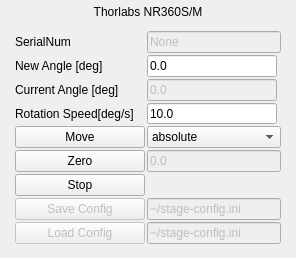
Qt form nplab/instrument/stage/thorlabs_nr360sm.ui (nanophotonics/nplab) before a commit.
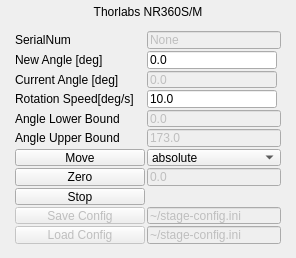
The same form after that commit.

Commit message: DLS - series of measurements with different system configurations, from single JSON config file. Basic version working

What changed in the file:
```diff
--- a/nplab/instrument/stage/thorlabs_nr360sm.ui
+++ b/nplab/instrument/stage/thorlabs_nr360sm.ui
@@ -65,27 +65,7 @@
      <property name="bottomMargin">
       <number>10</number>
      </property>
-     <item row="6" column="1">
-      <widget class="QLineEdit" name="zero_pos_textbox">
-       <property name="enabled">
-        <bool>false</bool>
-       </property>
-       <property name="text">
-        <string>0.0</string>
-       </property>
-      </widget>
-     </item>
-     <item row="10" column="1">
-      <widget class="QLineEdit" name="save_config_textbox">
-       <property name="enabled">
-        <bool>false</bool>
-       </property>
-       <property name="text">
-        <string>~/stage-config.ini</string>
-       </property>
-      </widget>
-     </item>
-     <item row="10" column="0">
+     <item row="12" column="0">
       <widget class="QPushButton" name="save_config_button">
        <property name="enabled">
         <bool>false</bool>
@@ -95,7 +75,27 @@
        </property>
       </widget>
      </item>
-     <item row="11" column="1">
+     <item row="8" column="1">
+      <widget class="QLineEdit" name="zero_pos_textbox">
+       <property name="enabled">
+        <bool>false</bool>
+       </property>
+       <property name="text">
+        <string>0.0</string>
+       </property>
+      </widget>
+     </item>
+     <item row="12" column="1">
+      <widget class="QLineEdit" name="save_config_textbox">
+       <property name="enabled">
+        <bool>false</bool>
+       </property>
+       <property name="text">
+        <string>~/stage-config.ini</string>
+       </property>
+      </widget>
+     </item>
+     <item row="13" column="1">
       <widget class="QLineEdit" name="load_config_textbox">
        <property name="enabled">
         <bool>false</bool>
@@ -105,19 +105,6 @@
        </property>
       </widget>
      </item>
-     <item row="4" column="0">
-      <widget class="QLabel" name="label_8">
-       <property name="minimumSize">
-        <size>
-         <width>50</width>
-         <height>0</height>
-        </size>
-       </property>
-       <property name="text">
-        <string>Rotation Speed[deg/s]</string>
-       </property>
-      </widget>
-     </item>
      <item row="3" column="0">
       <widget class="QLabel" name="label_7">
        <property name="minimumSize">
@@ -159,6 +146,19 @@
        </property>
       </widget>
      </item>
+     <item row="4" column="0">
+      <widget class="QLabel" name="label_8">
+       <property name="minimumSize">
+        <size>
+         <width>50</width>
+         <height>0</height>
+        </size>
+       </property>
+       <property name="text">
+        <string>Rotation Speed[deg/s]</string>
+       </property>
+      </widget>
+     </item>
      <item row="2" column="0">
       <widget class="QLabel" name="label_6">
        <property name="minimumSize">
@@ -172,37 +172,6 @@
        </property>
       </widget>
      </item>
-     <item row="2" column="1">
-      <widget class="QLineEdit" name="new_angle_textbox">
-       <property name="sizePolicy">
-        <sizepolicy hsizetype="Expanding" vsizetype="Fixed">
-         <horstretch>2</horstretch>
-         <verstretch>0</verstretch>
-        </sizepolicy>
-       </property>
-       <property name="minimumSize">
-        <size>
-         <width>130</width>
-         <height>0</height>
-        </size>
-       </property>
-       <property name="maximumSize">
-        <size>
-         <width>80</width>
-         <height>16777215</height>
-        </size>
-       </property>
-       <property name="sizeIncrement">
-        <size>
-         <width>5</width>
-         <height>5</height>
-        </size>
-       </property>
-       <property name="text">
-        <string>0.0</string>
-       </property>
-      </widget>
-     </item>
      <item row="0" column="0">
       <widget class="QLabel" name="label_2">
        <property name="text">
@@ -220,7 +189,7 @@
        </property>
       </widget>
      </item>
-     <item row="11" column="0">
+     <item row="13" column="0">
       <widget class="QPushButton" name="load_config_button">
        <property name="enabled">
         <bool>false</bool>
@@ -261,14 +230,59 @@
        </property>
       </widget>
      </item>
-     <item row="6" column="0">
+     <item row="2" column="1">
+      <widget class="QLineEdit" name="new_angle_textbox">
+       <property name="sizePolicy">
+        <sizepolicy hsizetype="Expanding" vsizetype="Fixed">
+         <horstretch>2</horstretch>
+         <verstretch>0</verstretch>
+        </sizepolicy>
+       </property>
+       <property name="minimumSize">
+        <size>
+         <width>130</width>
+         <height>0</height>
+        </size>
+       </property>
+       <property name="maximumSize">
+        <size>
+         <width>80</width>
+         <height>16777215</height>
+        </size>
+       </property>
+       <property name="sizeIncrement">
+        <size>
+         <width>5</width>
+         <height>5</height>
+        </size>
+       </property>
+       <property name="text">
+        <string>0.0</string>
+       </property>
+      </widget>
+     </item>
+     <item row="7" column="1">
+      <widget class="QComboBox" name="move_combo_box">
+       <item>
+        <property name="text">
+         <string>absolute</string>
+        </property>
+       </item>
+       <item>
+        <property name="text">
+         <string>relative</string>
+        </property>
+       </item>
+      </widget>
+     </item>
+     <item row="8" column="0">
       <widget class="QPushButton" name="zero_button">
        <property name="text">
         <string>Zero</string>
        </property>
       </widget>
      </item>
-     <item row="5" column="0">
+     <item row="7" column="0">
       <widget class="QPushButton" name="move_button">
        <property name="sizePolicy">
         <sizepolicy hsizetype="Fixed" vsizetype="Fixed">
@@ -293,27 +307,47 @@
        </property>
       </widget>
      </item>
-     <item row="5" column="1">
-      <widget class="QComboBox" name="move_combo_box">
-       <item>
-        <property name="text">
-         <string>absolute</string>
-        </property>
-       </item>
-       <item>
-        <property name="text">
-         <string>relative</string>
-        </property>
-       </item>
-      </widget>
-     </item>
-     <item row="7" column="0">
+     <item row="9" column="0">
       <widget class="QPushButton" name="stop_button">
        <property name="text">
         <string>Stop</string>
        </property>
       </widget>
      </item>
+     <item row="5" column="0">
+      <widget class="QLabel" name="label">
+       <property name="text">
+        <string>Angle Lower Bound</string>
+       </property>
+      </widget>
+     </item>
+     <item row="6" column="0">
+      <widget class="QLabel" name="label_4">
+       <property name="text">
+        <string>Angle Upper Bound </string>
+       </property>
+      </widget>
+     </item>
+     <item row="5" column="1">
+      <widget class="QLineEdit" name="angle_lower_bound_textbox">
+       <property name="enabled">
+        <bool>false</bool>
+       </property>
+       <property name="text">
+        <string>0.0</string>
+       </property>
+      </widget>
+     </item>
+     <item row="6" column="1">
+      <widget class="QLineEdit" name="angle_upper_bound_textbox">
+       <property name="enabled">
+        <bool>false</bool>
+       </property>
+       <property name="text">
+        <string>173.0</string>
+       </property>
+      </widget>
+     </item>
     </layout>
    </item>
   </layout>
```
The commit also changes 7 other files.
